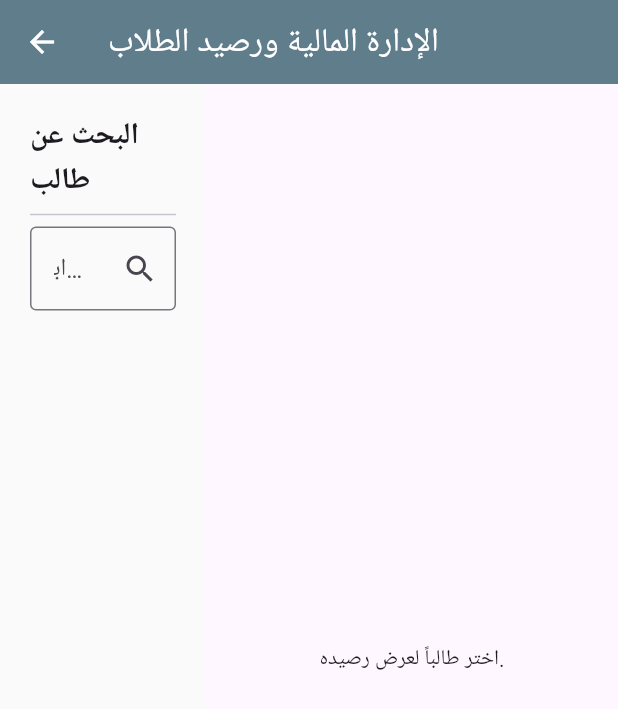
After one commit to khaled-mohey10/attendance_desktop, a Flutter app: the HomeScreen screen opened directly, after a tap on "الإدارة المالية ورصيد الطلاب", on a phone screen of 412 x 824 dp. The commit adds this screen. Shown: the top 709 px of the screen. Run offline on Flutter 3.47's test engine with Material 3 defaults, Android fonts, the light colour scheme and no system bars; our stand-ins replace awesome_dialog, shared_preferences; accounts and stored records are empty; Roboto replaces fonts that are missing (Segoe UI).

Commit message:
n# This is a combination of 3 commits.

```diff
--- a/lib/main.dart
+++ b/lib/main.dart
@@ -4,7 +4,8 @@ import 'screens/scan_screen.dart';
 import 'screens/reports_screen.dart';
 import 'services/auth_service.dart';
 import 'screens/students_mgmt_screen.dart';
-import 'screens/classes_mgmt_screen.dart'; // 👈 شاشة إدارة الفصول (تأكد من وجودها)
+import 'screens/classes_mgmt_screen.dart';
+import 'screens/finance_mgmt_screen.dart';
 
 void main() async {
   WidgetsFlutterBinding.ensureInitialized();
@@ -134,9 +135,6 @@ class HomeScreen extends StatelessWidget {
 
             const SizedBox(height: 20),
 
-            // -------------------------------
-            // زر إدارة الفصول الجديد
-            // -------------------------------
             ElevatedButton.icon(
               onPressed: () {
                 Navigator.push(
@@ -153,7 +151,29 @@ class HomeScreen extends StatelessWidget {
                 foregroundColor: Colors.white,
               ),
             ),
-            // -------------------------------
+
+            const SizedBox(height: 20),
+
+            // ------------------------------------------------
+            // زر الإدارة المالية الجديد
+            // ------------------------------------------------
+            ElevatedButton.icon(
+              onPressed: () {
+                Navigator.push(
+                  context,
+                  MaterialPageRoute(builder: (context) => const FinanceMgmtScreen()),
+                );
+              },
+              icon: const Icon(Icons.account_balance_wallet),
+              label: const Text('الإدارة المالية ورصيد الطلاب'),
+              style: ElevatedButton.styleFrom(
+                padding: const EdgeInsets.symmetric(horizontal: 30, vertical: 15),
+                textStyle: const TextStyle(fontSize: 18),
+                backgroundColor: Colors.blueGrey,
+                foregroundColor: Colors.white,
+              ),
+            ),
+            // ------------------------------------------------
           ],
         ),
       ),
--- /dev/null
+++ b/lib/screens/finance_mgmt_screen.dart
@@ -0,0 +1,315 @@
+import 'package:flutter/material.dart';
+import 'package:http/http.dart' as http;
+import 'dart:convert';
+import 'package:awesome_dialog/awesome_dialog.dart';
+import '../services/auth_service.dart';
+
+class FinanceMgmtScreen extends StatefulWidget {
+  const FinanceMgmtScreen({super.key});
+
+  @override
+  State<FinanceMgmtScreen> createState() => _FinanceMgmtScreenState();
+}
+
+class _FinanceMgmtScreenState extends State<FinanceMgmtScreen> {
+  // للبحث واختيار الطالب
+  final TextEditingController _searchController = TextEditingController();
+  List<dynamic> _searchResults = [];
+  Map<String, dynamic>? _selectedStudent;
+
+  // لحالة التحميل والعرض
+  bool _isSearchLoading = false;
+  bool _isBalanceLoading = false;
+  Map<String, dynamic>? _balanceData;
+
+  // للمصروفات/المدفوعات
+  final TextEditingController _amountController = TextEditingController();
+  final TextEditingController _notesController = TextEditingController();
+
+  // --- دوال الاتصال بالباك اند ---
+
+  // 1. البحث السريع (نفس دالة البحث في شاشة السكان)
+  Future<void> _searchStudents(String query) async {
+    if (query.length < 2) {
+      setState(() => _searchResults = []);
+      return;
+    }
+
+    setState(() => _isSearchLoading = true);
+    final token = await AuthService.getToken();
+    if (token == null) return;
+
+    try {
+      final response = await http.get(
+        Uri.parse('${AuthService.baseUrl}/students?search=$query'),
+        headers: {'Authorization': 'Bearer $token', 'Accept': 'application/json'},
+      );
+
+      if (response.statusCode == 200) {
+        setState(() {
+          _searchResults = jsonDecode(response.body)['students'];
+        });
+      }
+    } catch (e) {
+      // تجاهل أخطاء البحث السريعة
+    } finally {
+      setState(() => _isSearchLoading = false);
+    }
+  }
+
+  // 2. جلب الرصيد للطالب المختار
+  Future<void> _fetchBalance() async {
+    if (_selectedStudent == null) return;
+
+    setState(() => _isBalanceLoading = true);
+    final token = await AuthService.getToken();
+    if (token == null) return;
+
+    try {
+      // GET /api/finance/balance/{studentId}
+      final response = await http.get(
+        Uri.parse('${AuthService.baseUrl}/finance/balance/${_selectedStudent!['id']}'),
+        headers: {'Authorization': 'Bearer $token', 'Accept': 'application/json'},
+      );
+
+      if (response.statusCode == 200) {
+        final data = jsonDecode(response.body);
+        setState(() {
+          _balanceData = data;
+        });
+      } else {
+        _showError("فشل جلب الرصيد.");
+      }
+    } catch (e) {
+      _showError("خطأ في الاتصال: $e");
+    } finally {
+      setState(() => _isBalanceLoading = false);
+    }
+  }
+
+  // 3. تنفيذ عملية مالية (دفعة أو مصروف)
+  Future<void> _submitFinancialAction({required String endpoint, required String successMessage}) async {
+    if (_selectedStudent == null) {
+      _showError("يجب اختيار طالب أولاً.");
+      return;
+    }
+    if (_amountController.text.isEmpty) {
+      _showError("يجب إدخال المبلغ.");
+      return;
+    }
+
+    setState(() => _isBalanceLoading = true); // استخدام نفس حالة الرصيد للتحميل
+    final token = await AuthService.getToken();
+    if (token == null) return;
+
+    try {
+      final response = await http.post(
+        Uri.parse('${AuthService.baseUrl}/$endpoint'),
+        headers: {'Authorization': 'Bearer $token', 'Accept': 'application/json', 'Content-Type': 'application/json'},
+        body: jsonEncode({
+          'student_id': _selectedStudent!['id'],
+          'amount': double.tryParse(_amountController.text),
+          // إذا كانت دفعة، نستخدم notes، إذا كانت مصروف، نستخدم description
+          endpoint == 'payments' ? 'notes' : 'description': _notesController.text,
+        }),
+      );
+
+      if (response.statusCode == 201) {
+        _showSuccess(successMessage);
+        _amountController.clear();
+        _notesController.clear();
+        _fetchBalance(); // تحديث الرصيد بعد العملية
+      } else {
+        final err = jsonDecode(response.body);
+        _showError(err['message'] ?? "فشل العملية المالية.");
+      }
+    } catch (e) {
+      _showError("خطأ في الاتصال: $e");
+    } finally {
+      setState(() => _isBalanceLoading = false);
+    }
+  }
+
+  // --- دوال الواجهة المساعدة ---
+
+  void _selectStudent(Map<String, dynamic> student) {
+    setState(() {
+      _selectedStudent = student;
+      _searchResults = [];
+      _searchController.clear();
+    });
+    _fetchBalance(); // جلب الرصيد فوراً
+  }
+
+  void _showError(String msg) {
+    AwesomeDialog(context: context, dialogType: DialogType.error, title: 'خطأ', desc: msg).show();
+  }
+  void _showSuccess(String msg) {
+    AwesomeDialog(context: context, dialogType: DialogType.success, title: 'نجاح', desc: msg, autoHide: const Duration(seconds: 2)).show();
+  }
+
+  // دالة بناء واجهة الرصيد
+  Widget _buildBalanceWidget() {
+    if (_selectedStudent == null) {
+      return const Center(child: Text('اختر طالباً لعرض رصيده.'));
+    }
+    if (_isBalanceLoading) {
+      return const Center(child: CircularProgressIndicator());
+    }
+    if (_balanceData == null) {
+      return const Center(child: Text('فشل جلب بيانات الرصيد.'));
+    }
+
+    final netBalance = _balanceData!['net_balance'];
+    final isPositive = netBalance >= 0;
+
+    return Padding(
+      padding: const EdgeInsets.all(20),
+      child: Column(
+        crossAxisAlignment: CrossAxisAlignment.start,
+        children: [
+          Text('الطالب المختار: ${_selectedStudent!['name']}', style: const TextStyle(fontSize: 24, fontWeight: FontWeight.bold)),
+          const Divider(),
+
+          Card(
+            color: isPositive ? Colors.green[50] : Colors.red[50],
+            elevation: 3,
+            child: Padding(
+              padding: const EdgeInsets.all(20),
+              child: Column(
+                crossAxisAlignment: CrossAxisAlignment.start,
+                children: [
+                  Text('الرصيد الصافي المتبقي', style: TextStyle(fontSize: 18, color: isPositive ? Colors.green : Colors.red)),
+                  const SizedBox(height: 10),
+                  Text('${netBalance.abs().toStringAsFixed(2)} جنيه', style: TextStyle(fontSize: 36, fontWeight: FontWeight.w900, color: isPositive ? Colors.green : Colors.red)),
+                  const SizedBox(height: 10),
+                  Text(isPositive ? 'لديه رصيد متبقي' : 'عليه دين (مصروفات إضافية)', style: const TextStyle(fontStyle: FontStyle.italic)),
+                ],
+              ),
+            ),
+          ),
+
+          const SizedBox(height: 30),
+          // نموذج تسجيل العمليات
+          Text('تسجيل عملية مالية للطالب', style: TextStyle(fontSize: 18, fontWeight: FontWeight.bold)),
+          const Divider(),
+
+          Row(
+            children: [
+              Expanded(
+                child: TextField(
+                  controller: _amountController,
+                  keyboardType: TextInputType.number,
+                  decoration: const InputDecoration(labelText: 'المبلغ', border: OutlineInputBorder()),
+                ),
+              ),
+              const SizedBox(width: 10),
+              Expanded(
+                flex: 2,
+                child: TextField(
+                  controller: _notesController,
+                  decoration: const InputDecoration(labelText: 'الوصف / الملاحظات', border: OutlineInputBorder()),
+                ),
+              ),
+            ],
+          ),
+          const SizedBox(height: 20),
+
+          Row(
+            children: [
+              // زر تسجيل دفعة (Payment)
+              Expanded(
+                child: ElevatedButton.icon(
+                  onPressed: () => _submitFinancialAction(endpoint: 'payments', successMessage: 'تم تسجيل الدفعة بنجاح.'),
+                  icon: const Icon(Icons.add_circle, color: Colors.white),
+                  label: const Text('تسجيل دفعة جديدة', style: TextStyle(color: Colors.white)),
+                  style: ElevatedButton.styleFrom(backgroundColor: Colors.indigo, padding: const EdgeInsets.symmetric(vertical: 15)),
+                ),
+              ),
+              const SizedBox(width: 20),
+              // زر تسجيل مصروف (Expense)
+              Expanded(
+                child: ElevatedButton.icon(
+                  onPressed: () => _submitFinancialAction(endpoint: 'expenses', successMessage: 'تم تسجيل المصروف بنجاح.'),
+                  icon: const Icon(Icons.remove_circle, color: Colors.white),
+                  label: const Text('تسجيل مصروف إضافي', style: TextStyle(color: Colors.white)),
+                  style: ElevatedButton.styleFrom(backgroundColor: Colors.orange, padding: const EdgeInsets.symmetric(vertical: 15)),
+                ),
+              ),
+            ],
+          ),
+        ],
+      ),
+    );
+  }
+
+  // --- بناء واجهة المستخدم الرئيسية ---
+  @override
+  Widget build(BuildContext context) {
+    return Scaffold(
+      appBar: AppBar(
+        title: const Text('الإدارة المالية ورصيد الطلاب'),
+        backgroundColor: Colors.blueGrey,
+        foregroundColor: Colors.white,
+      ),
+      body: Row(
+        children: [
+          // 👈 العمود الأيسر: البحث عن الطالب
+          Expanded(
+            flex: 1,
+            child: Container(
+              padding: const EdgeInsets.all(20),
+              color: Colors.grey[50],
+              child: Column(
+                crossAxisAlignment: CrossAxisAlignment.start,
+                children: [
+                  const Text('البحث عن طالب', style: TextStyle(fontSize: 20, fontWeight: FontWeight.bold)),
+                  const Divider(),
+                  TextField(
+                    controller: _searchController,
+                    onChanged: _searchStudents,
+                    decoration: InputDecoration(
+                      labelText: 'ابحث بالاسم أو الباركود',
+                      border: const OutlineInputBorder(),
+                      suffixIcon: _isSearchLoading ? const CircularProgressIndicator() : const Icon(Icons.search),
+                    ),
+                  ),
+                  const SizedBox(height: 20),
+
+                  // قائمة نتائج البحث
+                  Expanded(
+                    child: ListView.builder(
+                      itemCount: _searchResults.length,
+                      itemBuilder: (context, index) {
+                        final student = _searchResults[index];
+                        return Card(
+                          elevation: 1,
+                          margin: const EdgeInsets.symmetric(vertical: 5),
+                          child: ListTile(
+                            leading: CircleAvatar(child: Text(student['id'].toString())),
+                            title: Text(student['name'] ?? 'لا يوجد اسم'),
+                            subtitle: Text('الفصل: ${student['school_class']?['name'] ?? '-'}'),
+                            onTap: () => _selectStudent(student), // عند الضغط يتم الاختيار
+                            trailing: const Icon(Icons.arrow_forward_ios, size: 16),
+                          ),
+                        );
+                      },
+                    ),
+                  ),
+                  if (_searchController.text.length >= 2 && _searchResults.isEmpty && !_isSearchLoading)
+                    const Center(child: Text('لا يوجد طلاب مطابقون.')),
+                ],
+              ),
+            ),
+          ),
+
+          // 👈 العمود الأيمن: عرض الرصيد ونماذج العمليات
+          Expanded(
+            flex: 2,
+            child: _buildBalanceWidget(),
+          ),
+        ],
+      ),
+    );
+  }
+}
```
Also changed, not shown: lib/screens/scan_screen.dart (+132 -51 lines).
